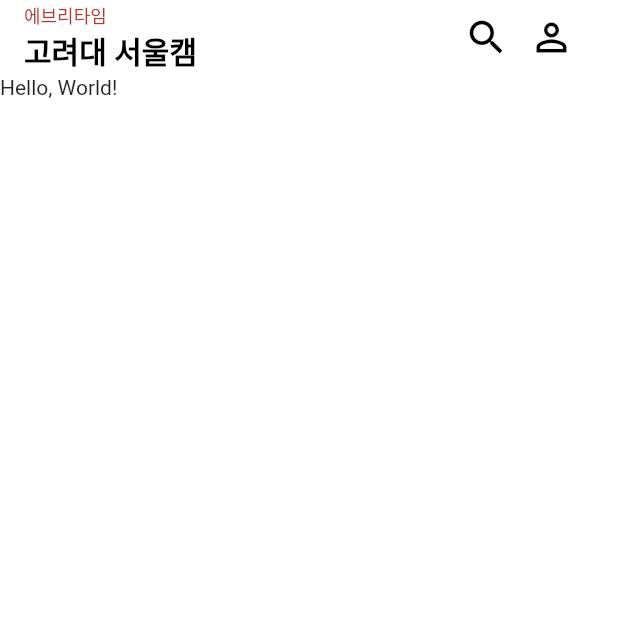
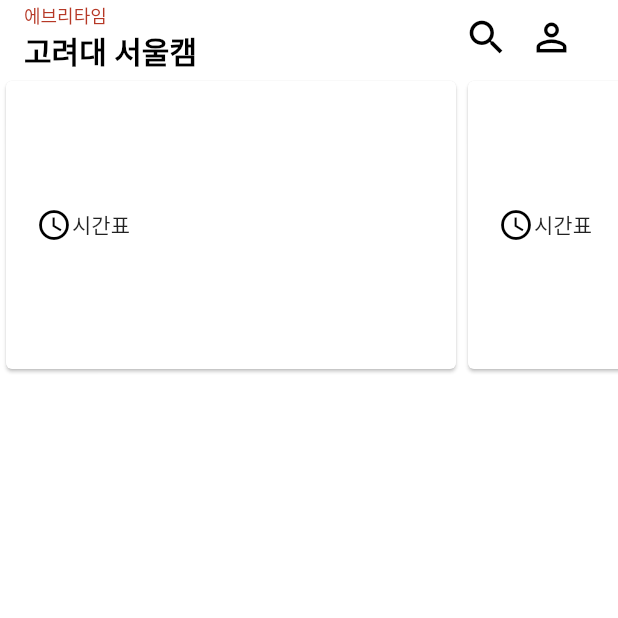
Before and after one commit to mobius29/everytime-clonecoding-flutter, a Flutter app: the screen it shows after launch, on a phone screen of 412 x 824 dp, the top half of it. Run offline on Flutter 3.47's test engine with Material 2 defaults, Android fonts, the phone set to English and light mode, and no system bars.

Commit message:
feat: initialize card list

```diff
--- a/lib/screens/home_screen.dart
+++ b/lib/screens/home_screen.dart
@@ -1,4 +1,5 @@
 import 'package:everytime_flutter/widgets/home/appbar.dart';
+import 'package:everytime_flutter/widgets/home/card_list.dart';
 import 'package:flutter/material.dart';
 
 class HomeScreen extends StatelessWidget {
@@ -6,6 +7,13 @@ class HomeScreen extends StatelessWidget {
 
   @override
   Widget build(BuildContext context) {
-    return const Scaffold(appBar: HomeAppBar(), body: Text("Hello, World!"));
+    return const Scaffold(
+      appBar: HomeAppBar(),
+      body: Column(
+        children: [
+          CardList(),
+        ],
+      ),
+    );
   }
 }
--- /dev/null
+++ b/lib/widgets/home/card_item.dart
@@ -0,0 +1,22 @@
+import 'package:flutter/material.dart';
+
+class CardItem extends StatelessWidget {
+  const CardItem({Key? key}) : super(key: key);
+
+  @override
+  Widget build(BuildContext context) {
+    return Card(
+      child: Container(
+        width: 300,
+        height: 160,
+        padding: const EdgeInsets.all(20),
+        child: const Row(
+          children: [
+            Icon(Icons.schedule_outlined),
+            Text("시간표"),
+          ],
+        ),
+      ),
+    );
+  }
+}
--- /dev/null
+++ b/lib/widgets/home/card_list.dart
@@ -0,0 +1,22 @@
+import 'package:everytime_flutter/widgets/home/card_item.dart';
+import 'package:flutter/material.dart';
+
+class CardList extends StatelessWidget {
+  const CardList({Key? key}) : super(key: key);
+
+  @override
+  Widget build(BuildContext context) {
+    return SizedBox(
+      height: 200,
+      child: ListView(
+        scrollDirection: Axis.horizontal,
+        shrinkWrap: true,
+        children: const [
+          CardItem(),
+          CardItem(),
+          CardItem(),
+        ],
+      ),
+    );
+  }
+}
```
